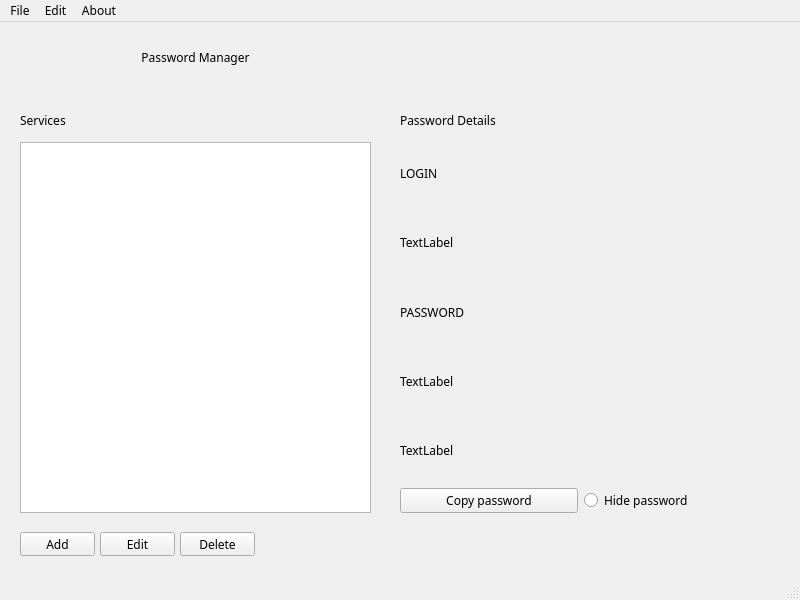
Qt form passwordmanager.ui (pkuszn/PasswordManagerQT) before a commit.
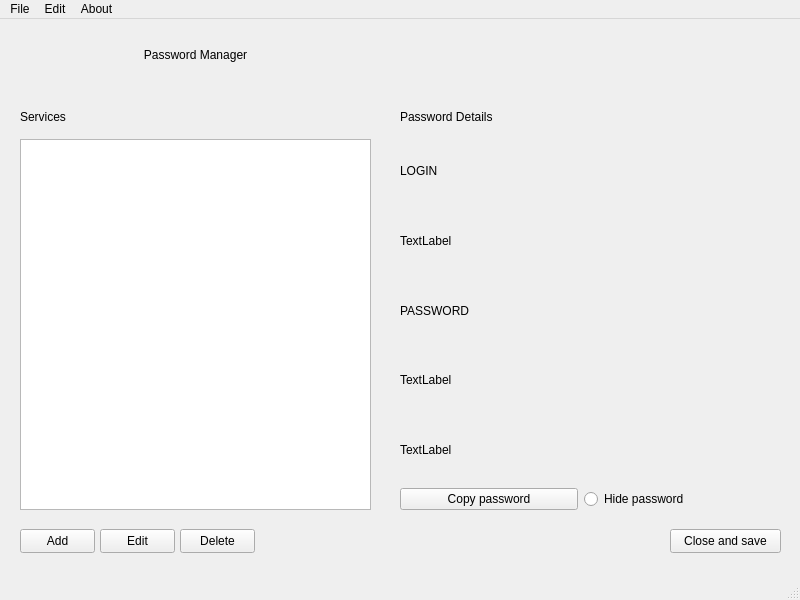
The same form after that commit.

Commit message: Created Read file OnStartup & Write file OnClose

```diff
--- a/passwordmanager.ui
+++ b/passwordmanager.ui
@@ -11,9 +11,7 @@
    </rect>
   </property>
   <property name="font">
-   <font>
-    <family>Fira Code Medium</family>
-   </font>
+   <font/>
   </property>
   <property name="windowTitle">
    <string>PasswordManager</string>
@@ -190,6 +188,19 @@
      </item>
     </layout>
    </widget>
+   <widget class="QPushButton" name="pushButton_4">
+    <property name="geometry">
+     <rect>
+      <x>670</x>
+      <y>510</y>
+      <width>111</width>
+      <height>24</height>
+     </rect>
+    </property>
+    <property name="text">
+     <string>Close and save</string>
+    </property>
+   </widget>
   </widget>
   <widget class="QMenuBar" name="menubar">
    <property name="geometry">
```
The commit also changes 5 other files.
